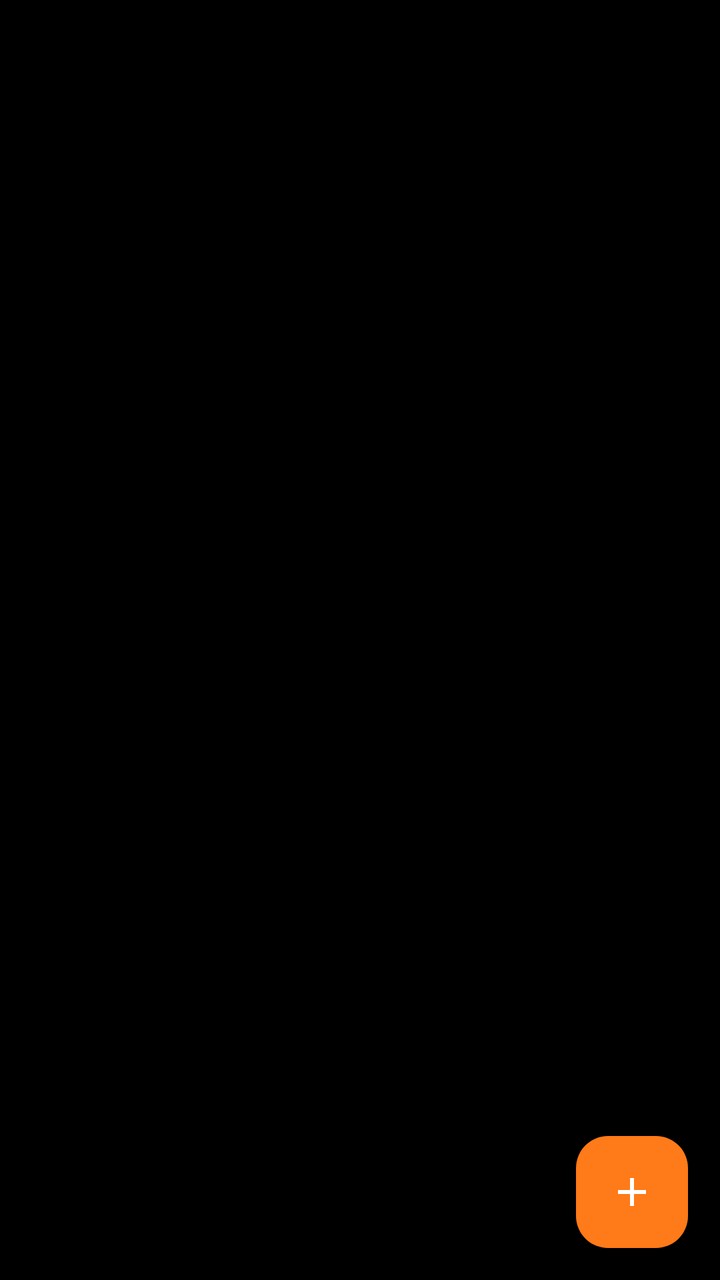
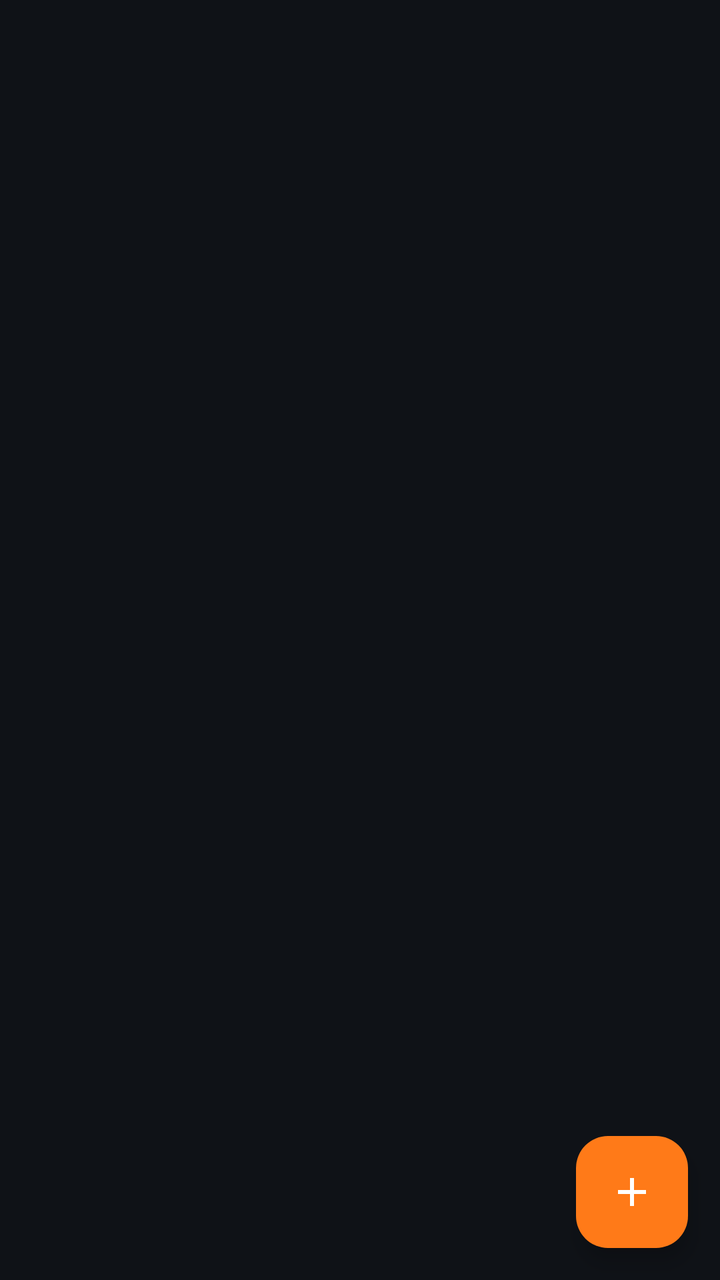

Two renders of the same Android screen: before a commit and after it. Below are the layout's source before the change and the commit's diff.
<!-- AndroidManifest.xml: application theme Theme.TaskManagerApp -->
<!-- res/layout/fragment_habit.xml -->
<?xml version="1.0" encoding="utf-8"?>
<androidx.constraintlayout.widget.ConstraintLayout xmlns:android="http://schemas.android.com/apk/res/android"
    xmlns:app="http://schemas.android.com/apk/res-auto"
    android:layout_width="match_parent"
    android:layout_height="match_parent"
    android:background="#000000">

    <ScrollView
        android:id="@+id/habitScroll"
        android:layout_width="0dp"
        android:layout_height="0dp"
        android:clipToPadding="false"
        android:fillViewport="true"
        android:paddingBottom="96dp"
        app:layout_constraintBottom_toBottomOf="parent"
        app:layout_constraintEnd_toEndOf="parent"
        app:layout_constraintStart_toStartOf="parent"
        app:layout_constraintTop_toTopOf="parent">

        <LinearLayout
            android:id="@+id/habitContent"
            android:layout_width="match_parent"
            android:layout_height="wrap_content"
            android:orientation="vertical"
            android:paddingStart="18dp"
            android:paddingTop="20dp"
            android:paddingEnd="18dp"
            android:paddingBottom="110dp">

            <LinearLayout
                android:id="@+id/weekStrip"
                android:layout_width="match_parent"
                android:layout_height="wrap_content"
                android:layout_marginTop="8dp"
                android:baselineAligned="false"
                android:orientation="horizontal" />

            <LinearLayout
                android:id="@+id/habitFilterStrip"
                android:layout_width="match_parent"
                android:layout_height="42dp"
                android:layout_marginTop="18dp"
                android:baselineAligned="false"
                android:orientation="horizontal" />

            <LinearLayout
                android:id="@+id/habitSectionList"
                android:layout_width="match_parent"
                android:layout_height="wrap_content"
                android:orientation="vertical" />

            <TextView
                android:id="@+id/tvHabitEmpty"
                android:layout_width="match_parent"
                android:layout_height="wrap_content"
                android:layout_marginTop="40dp"
                android:gravity="center"
                android:text="@string/habit_empty"
                android:textColor="#86868B"
                android:textSize="16sp"
                android:visibility="gone" />
        </LinearLayout>
    </ScrollView>

    <com.google.android.material.floatingactionbutton.FloatingActionButton
        android:id="@+id/btnHabitAdd"
        style="@style/Widget.TaskManager.AddFab"
        android:contentDescription="@string/habit_add"
        app:layout_constraintBottom_toBottomOf="parent"
        app:layout_constraintEnd_toEndOf="parent" />
</androidx.constraintlayout.widget.ConstraintLayout>
<!-- resources referenced by this layout -->
<resources>
  <string name="habit_add">Thêm habit</string>
  <string name="habit_empty">Chưa có habit trong bộ lọc này</string>
  <style name="Widget.TaskManager.AddFab" parent="Widget.Material3.FloatingActionButton.Primary">
          <item name="android:layout_width">wrap_content</item>
          <item name="android:layout_height">wrap_content</item>
          <item name="android:layout_marginEnd">16dp</item>
          <item name="android:layout_marginBottom">16dp</item>
          <item name="backgroundTint">@color/colorAddAction</item>
          <item name="srcCompat">@drawable/ic_add</item>
          <item name="tint">@color/white</item>
      </style>
  <style name="Theme.TaskManagerApp" parent="Base.Theme.TaskManagerApp" />
  <color name="colorAddAction">#FF7A18</color>
  <!-- drawable ic_add (drawable) -->
  <?xml version="1.0" encoding="utf-8"?>
  <vector xmlns:android="http://schemas.android.com/apk/res/android"
      android:width="24dp"
      android:height="24dp"
      android:viewportWidth="24"
      android:viewportHeight="24">
      <path
          android:fillColor="#FF000000"
          android:pathData="M19,13h-6v6h-2v-6H5v-2h6V5h2v6h6v2z" />
  </vector>
  <color name="white">#FFFFFFFF</color>
  <style name="Base.Theme.TaskManagerApp" parent="Theme.Material3.DayNight.NoActionBar">
          <item name="colorPrimary">@color/colorPrimary</item>
          <item name="colorOnPrimary">@color/colorOnPrimary</item>
          <item name="colorPrimaryContainer">@color/colorPrimaryContainer</item>
          <item name="colorOnPrimaryContainer">@color/colorOnPrimaryContainer</item>
          <item name="colorSecondary">@color/colorSecondary</item>
          <item name="colorOnSecondary">@color/colorOnSecondary</item>
          <item name="android:colorBackground">@color/colorBackground</item>
          <item name="colorOnBackground">@color/colorOnBackground</item>
          <item name="colorSurface">@color/colorSurface</item>
          <item name="colorOnSurface">@color/colorOnSurface</item>
          <item name="colorSurfaceVariant">@color/colorSurfaceVariant</item>
          <item name="colorOnSurfaceVariant">@color/colorOnSurfaceVariant</item>
          <item name="colorOutline">@color/colorOutline</item>
      </style>
  <color name="colorPrimary">#3A3A3A</color>
  <color name="colorOnPrimary">#F5F5F5</color>
  <color name="colorPrimaryContainer">#454545</color>
  <color name="colorOnPrimaryContainer">#FFFFFF</color>
  <color name="colorSecondary">#5F6368</color>
  <color name="colorOnSecondary">#FFFFFF</color>
  <color name="colorBackground">#101010</color>
  <color name="colorOnBackground">#F1F1F1</color>
  <color name="colorSurface">#1E1E1E</color>
  <color name="colorOnSurface">#F4F4F4</color>
  <color name="colorSurfaceVariant">#2A2A2A</color>
  <color name="colorOnSurfaceVariant">#DADADA</color>
  <color name="colorOutline">#8A8A8A</color>
</resources>

<!-- the commit's change to res/layout/fragment_habit.xml (unified diff, before → after) -->
@@ -12,6 +12,7 @@
         android:clipToPadding="false"
         android:fillViewport="true"
         android:paddingBottom="96dp"
+        android:background="#0F1217"
         app:layout_constraintBottom_toBottomOf="parent"
         app:layout_constraintEnd_toEndOf="parent"
         app:layout_constraintStart_toStartOf="parent"
